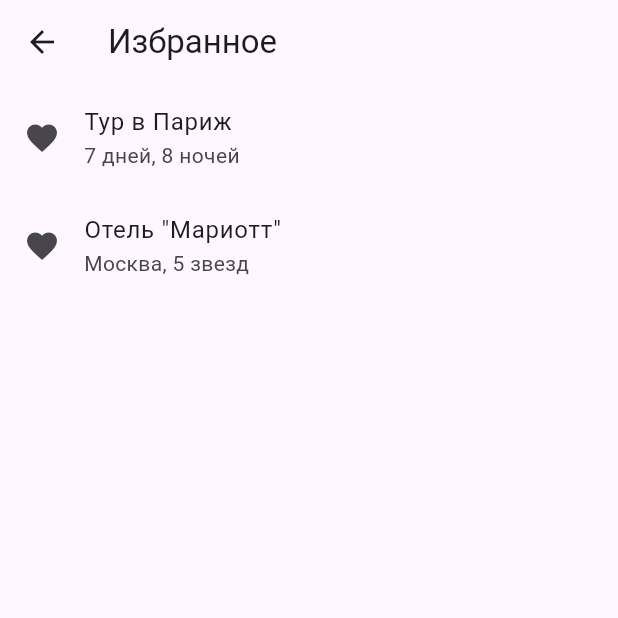
After one commit to VictorKokos/TravelSeason, a Flutter app: the FavoritesScreen screen opened directly, on a phone screen of 412 x 824 dp, the top half of it. The commit adds this screen. Run offline on Flutter 3.47's test engine with Material 3 defaults, Android fonts, the phone set to English and light mode, and no system bars; our stand-ins replace firebase_auth, firebase_core; accounts and stored records are empty.

Commit message:
mnogo sdelal

```diff
--- a/flutterapp/travelzone/lib/main.dart
+++ b/flutterapp/travelzone/lib/main.dart
@@ -1,27 +1,75 @@
 import 'package:flutter/material.dart';
 import 'package:firebase_core/firebase_core.dart';
-
 import 'package:travelzone/firebase_options.dart';
 
+// Импортируйте необходимые экраны для каждой вкладки
 import 'package:travelzone/screens/home_screen.dart';
+import 'package:travelzone/screens/search_screen.dart';
+import 'package:travelzone/screens/favorites_screen.dart';
+import 'package:travelzone/screens/profile_screen.dart';
+
 void main() async {
   WidgetsFlutterBinding.ensureInitialized();
   await Firebase.initializeApp(options: DefaultFirebaseOptions.currentPlatform);
-
-
-
-
-  runApp(const MainApp());
+  runApp(const MyApp());
 }
 
-// ... остальной код приложения
-class MainApp extends StatelessWidget {
-  const MainApp({super.key});
+class MyApp extends StatefulWidget {
+  const MyApp({Key? key}) : super(key: key);
 
- @override
+  @override
+  State<MyApp> createState() => _MyAppState();
+}
+
+class _MyAppState extends State<MyApp> {
+  int _selectedIndex = 0;
+
+  // Список виджетов для каждой вкладки
+  final List<Widget> _widgetOptions = <Widget>[
+    const HomeScreen(),        // Вкладка "Home"
+    const SearchScreen(),      // Вкладка "Search"
+    const FavoritesScreen(),   // Вкладка "Favorites"
+    const ProfileScreen(),     // Вкладка "Profile"
+  ];
+
+  void _onItemTapped(int index) {
+    setState(() {
+      _selectedIndex = index;
+    });
+  }
+
+  @override
   Widget build(BuildContext context) {
     return MaterialApp(
-      home: HomeScreen(), // Указываем HomeScreen в качестве главной страницы
+      home: Scaffold(
+        body: Center(
+          child: _widgetOptions.elementAt(_selectedIndex),
+        ),
+        bottomNavigationBar: BottomNavigationBar(
+          items: const <BottomNavigationBarItem>[
+            BottomNavigationBarItem(
+              icon: Icon(Icons.home),
+              label: 'Home',
+            ),
+            BottomNavigationBarItem(
+              icon: Icon(Icons.search),
+              label: 'Search',
+            ),
+            BottomNavigationBarItem(
+              icon: Icon(Icons.favorite),
+              label: 'Favorites',
+            ),
+            BottomNavigationBarItem(
+              icon: Icon(Icons.person),
+              label: 'Profile',
+            ),
+          ],
+          currentIndex: _selectedIndex,
+          selectedItemColor: Colors.orange,
+          unselectedItemColor: Colors.black,
+          onTap: _onItemTapped,
+        ),
+      ),
     );
   }
 }
--- /dev/null
+++ b/flutterapp/travelzone/lib/screens/favorites_screen.dart
@@ -0,0 +1,37 @@
+import 'package:flutter/material.dart';
+import 'package:travelzone/screens/profile_screen.dart';
+import '../widgets/tour_item.dart';
+
+class FavoritesScreen extends StatelessWidget {
+  const FavoritesScreen({Key? key}) : super(key: key);
+
+  @override
+  Widget build(BuildContext context) {
+    return Scaffold(
+      appBar: AppBar(
+        title: const Text('Избранное'),
+      ),
+      body: const SingleChildScrollView( // Используем SingleChildScrollView для прокрутки
+     child:  Column(
+          children: [
+            // Здесь будут элементы избранного, например:
+            // Список сохраненных туров
+            // Список сохраненных отелей
+            // ... и другие элементы
+            ListTile(
+              leading: Icon(Icons.favorite),
+              title: Text('Тур в Париж'),
+              subtitle: Text('7 дней, 8 ночей'),
+            ),
+            ListTile(
+              leading: Icon(Icons.favorite),
+              title: Text('Отель "Мариотт"'),
+              subtitle: Text('Москва, 5 звезд'),
+            ),
+            // ... и другие элементы
+          ],
+        ),
+      ),
+    );
+  }
+}
--- a/flutterapp/travelzone/lib/widgets/profile_widget.dart
+++ b/flutterapp/travelzone/lib/widgets/profile_widget.dart
@@ -51,6 +51,9 @@ class _ProfileWidgetState extends State<ProfileWidget> {
 
   @override
   Widget build(BuildContext context) {
+     if (widget.user == null) {
+      return Text('Пользователь не вошел в систему');
+    }
     return Center(
       child: Padding(
         padding: const EdgeInsets.all(24.0),
```
Also changed, not shown: flutterapp/travelzone/lib/screens/home_screen.dart (+14 -40 lines), flutterapp/travelzone/lib/screens/profile_screen.dart (+16 -8 lines), flutterapp/travelzone/lib/screens/search_screen.dart (added, +41 -0 lines).
